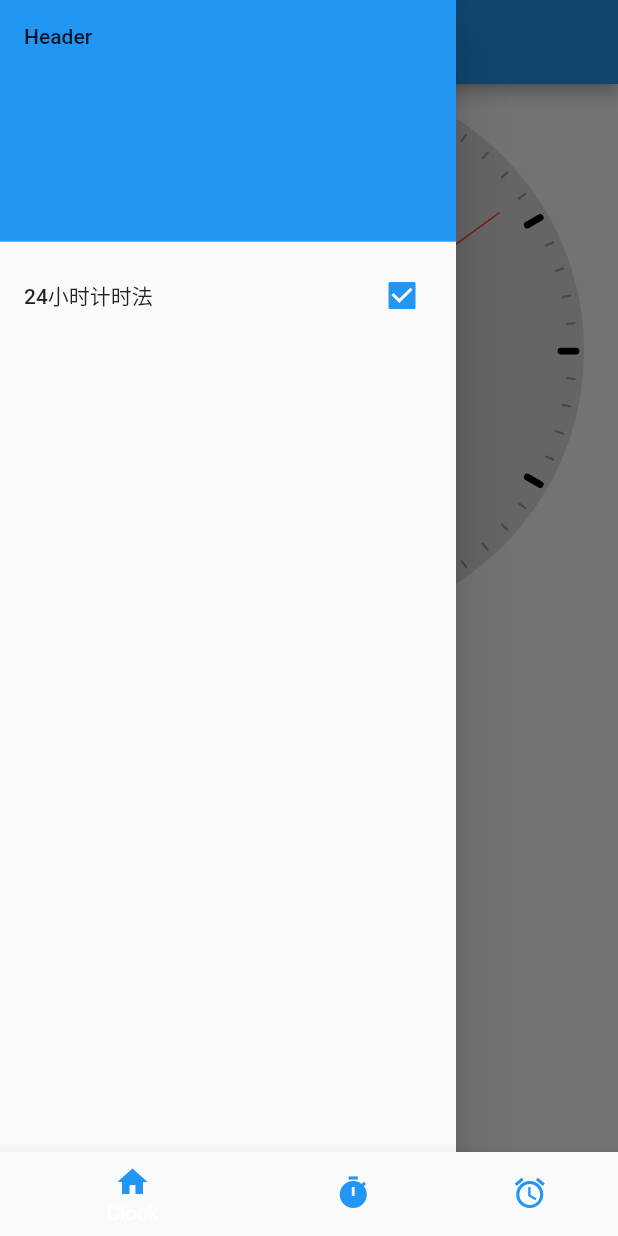
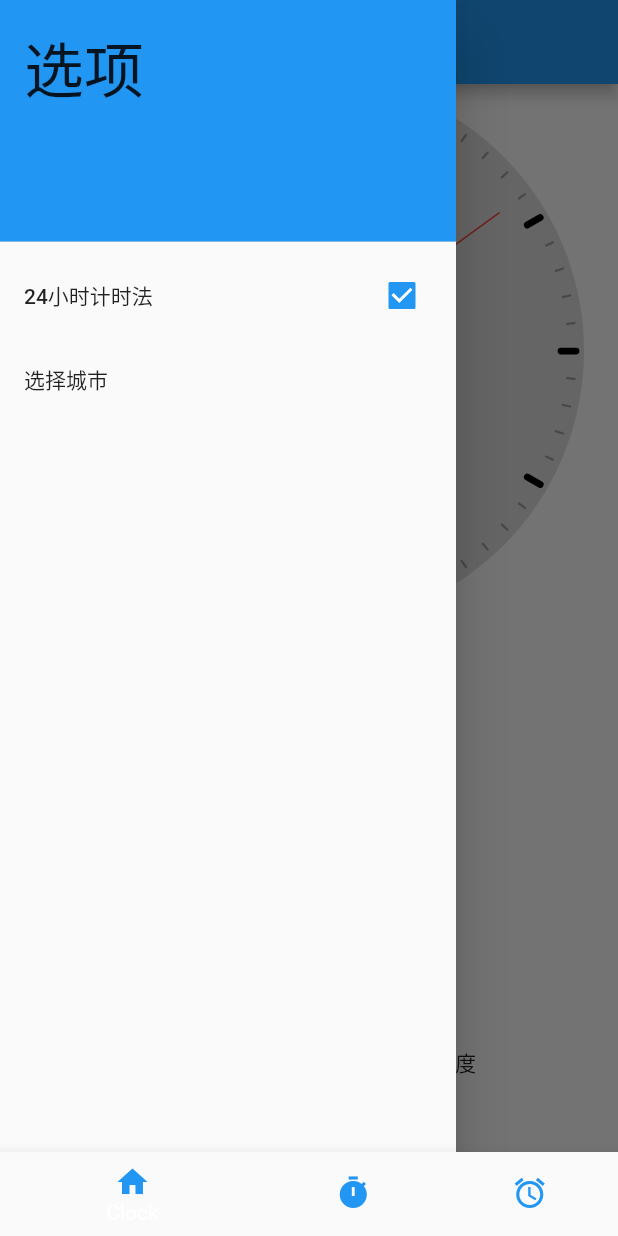
Before and after one commit to SToPire/techtrainingcamp-client-1, a Flutter app: the screen it shows after launch, in the side drawer, after a tap on "24小时计时法", on a phone screen of 412 x 824 dp. Run offline on Flutter 3.47's test engine with Material 2 defaults, Android fonts, the phone set to English and light mode, and no system bars; our stand-ins replace dio, flutter_datetime_picker; missing offline and left inert: flutter_sujian_select; network calls fail.

Commit message:
add basic weather function

```diff
--- a/lib/hand.dart
+++ b/lib/ClockHand.dart
@@ -2,7 +2,6 @@ import 'package:flutter/cupertino.dart';
 import 'dart:math' as math;
 
 import 'package:flutter/material.dart';
-import 'package:vector_math/vector_math_64.dart' show radians;
 
 class Hand extends StatelessWidget{
   const Hand({
--- a/lib/ClockPage.dart
+++ b/lib/ClockPage.dart
@@ -4,8 +4,9 @@ import 'package:vector_math/vector_math_64.dart' show radians;
 import 'dart:math' as math;
 import 'dart:ui';
 
-import 'hand.dart';
-import 'dial.dart';
+import 'ClockHand.dart';
+import 'ClockDial.dart';
+import 'WeatherStore.dart';
 
 final radPerTick = radians(360/60);
 final radPerHour = radians(360/12);
@@ -26,9 +27,10 @@ class _MyClockState extends State<MyClock>{
   void initState(){
     super.initState();
     _updateTime();
+    weatherStore.getWeather();
   }
 
-  void _updateTime(){
+  void _updateTime() {
     setState(() {
       _curTime = DateTime.now();
       _timer = Timer(
@@ -36,6 +38,26 @@ class _MyClockState extends State<MyClock>{
         _updateTime,
       );
     });
+  }
+
+  void _selectCity(context){
+    showModalBottomSheet(
+        context: context,
+        builder: (BuildContext context){
+          return Center(
+            heightFactor: 1.5,
+            child:TextField(
+              onSubmitted: (String s){
+                weatherStore.updateCity(s);
+              },
+              decoration: InputDecoration(
+                border: OutlineInputBorder(),
+                labelText: '输入城市名',
+              ),
+            ),
+          );
+        }
+    );
   }
 
   @override
@@ -51,7 +73,12 @@ class _MyClockState extends State<MyClock>{
                 decoration: BoxDecoration(
                   color: Colors.blue,
                 ),
-                child: Text("Header"),
+                child: Text(
+                  '选项',
+                  style: TextStyle(
+                    fontSize: 40,
+                  )
+                ),
               ),
               CheckboxListTile(
                 title:Text('24小时计时法'),
@@ -62,6 +89,13 @@ class _MyClockState extends State<MyClock>{
                   });
                 }
               ),
+              ListTile(
+                title: Text('选择城市'),
+                enabled: true,
+                onTap: (){
+                  _selectCity(context);
+                },
+              ),
             ]
           ),
         ),
@@ -70,6 +104,7 @@ class _MyClockState extends State<MyClock>{
               mainAxisAlignment: MainAxisAlignment.center,
               children: [
                 Expanded(
+                  flex:3,
                   child:Center(
                     child:Stack(
                       children:[
@@ -120,6 +155,26 @@ class _MyClockState extends State<MyClock>{
                         )
                     )
                 ),
+                Expanded(
+                  child:Center(
+                      child:Text(
+                          weatherStore.city,
+                          style: TextStyle(
+                            color:Colors.blueAccent,
+                            fontSize: 36,
+                            fontWeight: FontWeight.bold,
+                          ),
+                      )
+                  )
+                ),
+                Expanded(
+                    child:Center(
+                        child:Text(
+                            weatherStore.text + ' ' +
+                                '今日${weatherStore.tempMin}~${weatherStore.tempMax}摄氏度 当前${weatherStore.temp}摄氏度',
+                        )
+                    )
+                ),
               ],
             )
         ),
--- /dev/null
+++ b/lib/WeatherStore.dart
@@ -0,0 +1,44 @@
+import 'http.dart';
+
+final WeatherStore weatherStore = WeatherStore();
+
+class WeatherStore{
+  int temp;
+  String city = "南京";
+  String cityID = "101190101";
+  String text = '';
+  int tempMax;
+  int tempMin;
+
+  Future getWeather() async {
+    var result1 = await Http().get('https://devapi.heweather.net/v7/weather/now',{
+      'location' : cityID,
+      'key' : Http.key,
+    });
+
+    if(result1 != null){
+      temp = int.parse(result1['now']['temp']);
+      text = result1['now']['text'];
+    }
+
+    var result2 = await Http().get('https://devapi.heweather.net/v7/weather/3d',{
+      'location' : '116.41,39.92',
+      'key' : Http.key,
+    });
+
+    if(result2 != null){
+      tempMax = int.parse(result2['daily'][0]['tempMax']);
+      tempMin = int.parse(result2['daily'][0]['tempMin']);
+    }
+  }
+
+  Future updateCity(String s) async {
+    var result = await Http().get('https://geoapi.heweather.net/v2/city/lookup',{
+      'location' : s,
+      'key' : Http.key,
+    });
+    city = result['location'][0]['name'];
+    cityID = result['location'][0]['id'];
+    getWeather();
+  }
+}
--- /dev/null
+++ b/lib/http.dart
@@ -0,0 +1,41 @@
+import 'package:dio/dio.dart';
+
+class Http{
+  static Dio dio;
+
+  factory Http() => _getInstance();
+  static Http get instance => _getInstance();
+  static Http _instance;
+
+  static Http _getInstance(){
+    if(_instance == null){
+      _instance = Http._internal();
+    }
+    return _instance;
+  }
+
+  Http._internal(){
+    dio = Dio(BaseOptions(connectTimeout:  60000, receiveTimeout: 15000, sendTimeout: 15000));
+  }
+
+  static final String key = 'fb68d358d553407fac1e920ad33ef76a';
+
+  Future get(String path, Map<String, dynamic> params) async {
+    try {
+      Response response = await dio.get(path, queryParameters: params);
+      return response.data;
+    } catch (e) {
+      print(e);
+      return null;
+    }
+  }
+
+  Future post(String path, Map<String, dynamic> data) async {
+    try {
+      Response response = await dio.post(path, data: data);
+      return response.data;
+    } catch (e) {
+      return null;
+    }
+  }
+}
--- a/lib/main.dart
+++ b/lib/main.dart
@@ -4,6 +4,7 @@ import 'NavigationPage.dart';
 
 void main() {
   runApp(MyApp());
+
 }
 
 class MyApp extends StatelessWidget {
--- a/pubspec.yaml
+++ b/pubspec.yaml
@@ -36,6 +36,8 @@ dependencies:
   shared_preferences: ^0.5.1
 
   flutter_sujian_select: ^1.0.1
+
+  dio: ^3.0.10
 
 dev_dependencies:
   flutter_test:
```
Also changed, not shown: lib/ClockDial.dart (renamed from lib/dial.dart), pubspec.lock.
